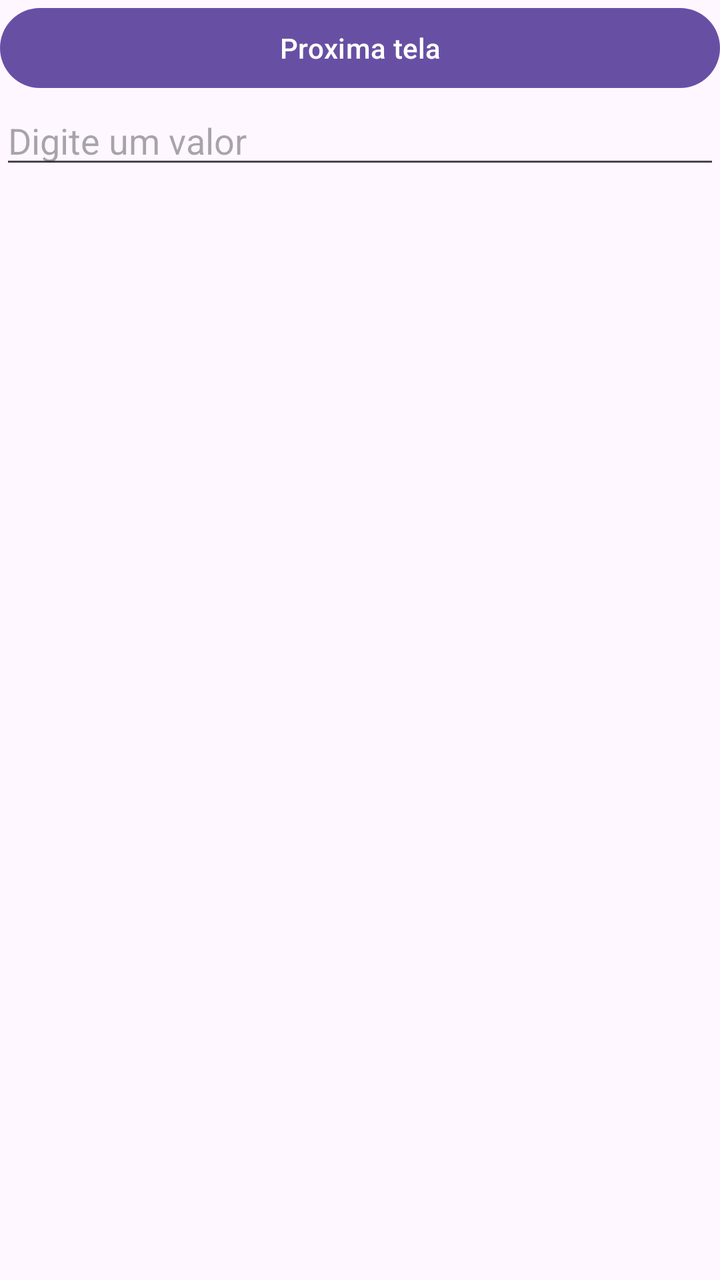
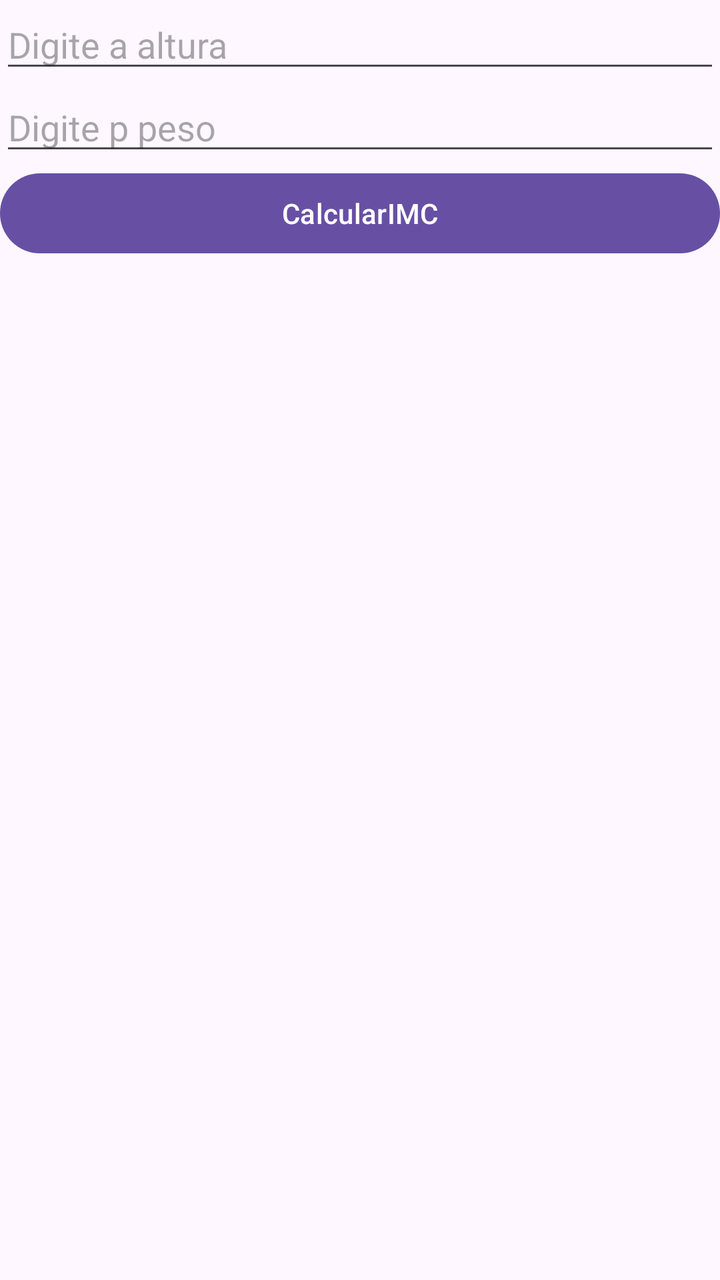

An Android layout rendered at two revisions. The XML below is the earlier revision; the diff shows what the commit changed to produce the second picture.
<!-- AndroidManifest.xml: application theme Theme.AplicativoPAM -->
<!-- res/layout/aulaid.xml -->
<?xml version="1.0" encoding="utf-8"?>
<LinearLayout xmlns:android="http://schemas.android.com/apk/res/android"
    android:orientation="vertical"
    android:layout_width="match_parent"
    android:layout_height="match_parent">

    <Button
        android:id="@+id/btnProxima"
        android:layout_width="match_parent"
        android:layout_height="wrap_content"
        android:text="Proxima tela"/>

    <EditText
        android:id="@+id/edtValor"
        android:layout_width="match_parent"
        android:layout_height="wrap_content"
        android:hint="Digite um valor"
        android:inputType="number"/>

</LinearLayout>
<!-- resources referenced by this layout -->
<resources>
  <style name="Theme.AplicativoPAM" parent="Base.Theme.AplicativoPAM" />
  <style name="Base.Theme.AplicativoPAM" parent="Theme.Material3.DayNight.NoActionBar">
          
          
      </style>
</resources>

<!-- the commit's change to res/layout/aulaid.xml (unified diff, before → after) -->
@@ -4,17 +4,24 @@
     android:layout_width="match_parent"
     android:layout_height="match_parent">
 
+    <EditText
+        android:id="@+id/edtAltura"
+        android:layout_width="match_parent"
+        android:layout_height="wrap_content"
+        android:hint="Digite a altura"
+        android:inputType="number"/>
+
+    <EditText
+        android:id="@+id/edtPeso"
+        android:layout_width="match_parent"
+        android:layout_height="wrap_content"
+        android:hint="Digite p peso"
+        android:inputType="number"/>
+
     <Button
         android:id="@+id/btnProxima"
         android:layout_width="match_parent"
         android:layout_height="wrap_content"
-        android:text="Proxima tela"/>
-
-    <EditText
-        android:id="@+id/edtValor"
-        android:layout_width="match_parent"
-        android:layout_height="wrap_content"
-        android:hint="Digite um valor"
-        android:inputType="number"/>
+        android:text="CalcularIMC"/>
 
 </LinearLayout>
